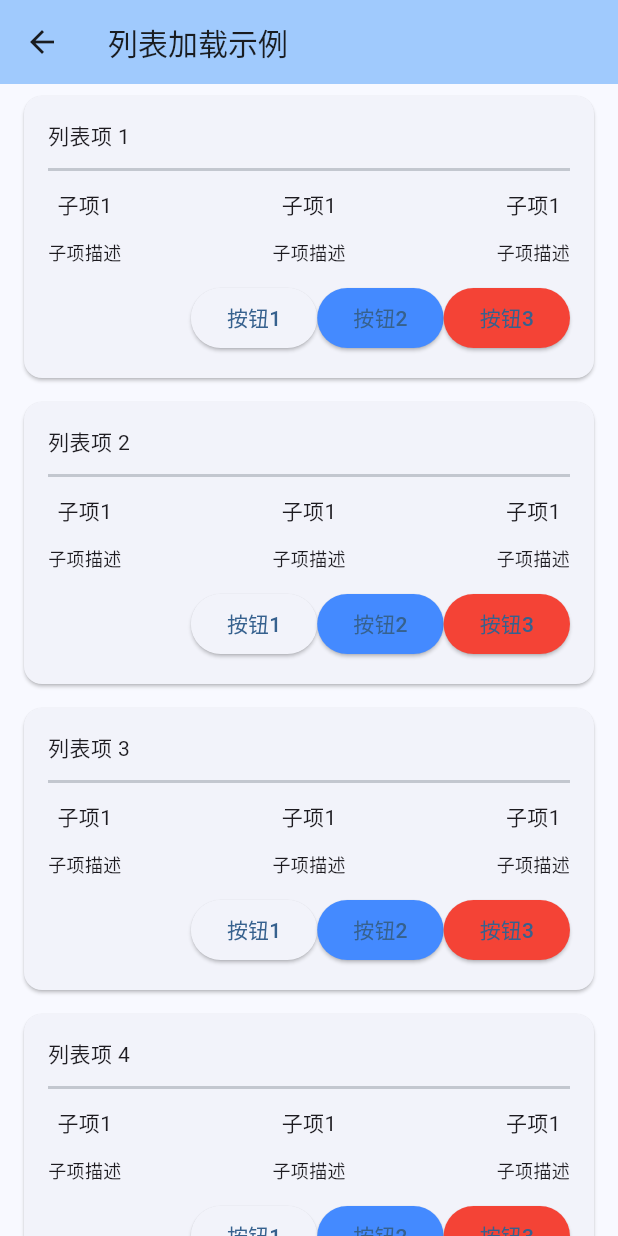
After one commit to JohniFirst/flutter_basic_rep, a Flutter app: the HomePage screen opened directly, after a tap on "列表加载示例", on a phone screen of 412 x 824 dp. The commit adds this screen. Run offline on Flutter 3.47's test engine with Material 3 defaults, Android fonts, the phone set to English and light mode, and no system bars; our stand-ins replace flutter_secure_storage, shared_preferences; accounts and stored records are empty.

Commit message:
列表加载示例页面

```diff
--- a/lib/screens/home_page.dart
+++ b/lib/screens/home_page.dart
@@ -4,6 +4,7 @@ import 'login_screen.dart';
 import 'responsive_design_page.dart';
 import 'shared_element_animation_page.dart';
 import 'form_page.dart';
+import 'list_loading_page.dart';
 import '../app_localizations.dart';
 
 class HomePage extends StatefulWidget {
@@ -91,8 +92,6 @@ class _HomePageState extends State<HomePage> {
 
             // 功能按钮
             Column(
-              children: [
-                Row(
               mainAxisAlignment: MainAxisAlignment.spaceEvenly,
               children: [
                 ElevatedButton.icon(
@@ -106,6 +105,7 @@ class _HomePageState extends State<HomePage> {
                   icon: const Icon(Icons.pageview),
                   label: Text(AppLocalizations.of(context).responsiveDesign),
                 ),
+                const SizedBox(height: 20),
                 ElevatedButton.icon(
                   onPressed: () {
                     Navigator.of(context).push(
@@ -120,21 +120,38 @@ class _HomePageState extends State<HomePage> {
                     AppLocalizations.of(context).sharedElementAnimation,
                   ),
                 ),
-                  ],
+                const SizedBox(height: 20),
+                ElevatedButton.icon(
+                  onPressed: () {
+                    Navigator.of(context).push(
+                      MaterialPageRoute(builder: (context) => const FormPage()),
+                    );
+                  },
+                  icon: const Icon(Icons.assignment),
+                  label: const Text('表单示例'),
+                  style: ElevatedButton.styleFrom(
+                    padding: const EdgeInsets.symmetric(
+                      horizontal: 30,
+                      vertical: 12,
+                    ),
+                  ),
                 ),
                 const SizedBox(height: 20),
                 ElevatedButton.icon(
                   onPressed: () {
                     Navigator.of(context).push(
                       MaterialPageRoute(
-                        builder: (context) => const FormPage(),
+                        builder: (context) => const ListLoadingPage(),
                       ),
                     );
                   },
-                  icon: const Icon(Icons.assignment),
-                  label: const Text('表单示例'),
+                  icon: const Icon(Icons.list),
+                  label: const Text('列表加载示例'),
                   style: ElevatedButton.styleFrom(
-                    padding: const EdgeInsets.symmetric(horizontal: 30, vertical: 12),
+                    padding: const EdgeInsets.symmetric(
+                      horizontal: 30,
+                      vertical: 12,
+                    ),
                   ),
                 ),
               ],
--- /dev/null
+++ b/lib/screens/list_loading_page.dart
@@ -0,0 +1,224 @@
+import 'package:flutter/material.dart';
+
+class ListLoadingPage extends StatefulWidget {
+  const ListLoadingPage({super.key});
+
+  @override
+  State<ListLoadingPage> createState() => _ListLoadingPageState();
+}
+
+class _ListLoadingPageState extends State<ListLoadingPage> {
+  final List<String> _items = [];
+  bool _isLoading = false;
+  bool _hasMore = true;
+  int _currentPage = 0;
+  final int _pageSize = 20;
+  final ScrollController _scrollController = ScrollController();
+  bool _isRefreshing = false;
+
+  @override
+  void initState() {
+    super.initState();
+    _loadInitialData();
+    _scrollController.addListener(_onScroll);
+  }
+
+  @override
+  void dispose() {
+    _scrollController.dispose();
+    super.dispose();
+  }
+
+  Future<void> _loadInitialData() async {
+    setState(() {
+      _isLoading = true;
+    });
+    await _fetchData(0);
+    setState(() {
+      _isLoading = false;
+    });
+  }
+
+  Future<void> _fetchData(int page) async {
+    // 模拟网络请求延迟
+    await Future.delayed(const Duration(seconds: 1));
+
+    // 模拟数据生成
+    final startIndex = page * _pageSize;
+    final List<String> newItems = List.generate(
+      _pageSize,
+      (index) => '列表项 ${startIndex + index + 1}',
+    );
+
+    setState(() {
+      if (page == 0) {
+        _items.clear();
+        _currentPage = 0;
+      }
+      _items.addAll(newItems);
+      _currentPage = page;
+
+      // 模拟只有100条数据
+      if (_items.length >= 100) {
+        _hasMore = false;
+      }
+    });
+  }
+
+  Future<void> _onRefresh() async {
+    setState(() {
+      _isRefreshing = true;
+    });
+    await _fetchData(0);
+    setState(() {
+      _isRefreshing = false;
+    });
+  }
+
+  void _onScroll() {
+    if (_scrollController.position.pixels ==
+            _scrollController.position.maxScrollExtent &&
+        !_isLoading &&
+        _hasMore) {
+      _loadMoreData();
+    }
+  }
+
+  Future<void> _loadMoreData() async {
+    setState(() {
+      _isLoading = true;
+    });
+    await _fetchData(_currentPage + 1);
+    setState(() {
+      _isLoading = false;
+    });
+  }
+
+  @override
+  Widget build(BuildContext context) {
+    return Scaffold(
+      appBar: AppBar(
+        title: const Text('列表加载示例'),
+        backgroundColor: Theme.of(context).colorScheme.inversePrimary,
+      ),
+      body: _isLoading && _items.isEmpty
+          ? const Center(child: CircularProgressIndicator())
+          : RefreshIndicator(
+              onRefresh: _onRefresh,
+              child: ListView.builder(
+                controller: _scrollController,
+                itemCount: _items.length + (_hasMore ? 1 : 0),
+                itemBuilder: (context, index) {
+                  if (index < _items.length) {
+                    return Card(
+                      margin: const EdgeInsets.symmetric(
+                        horizontal: 16,
+                        vertical: 8,
+                      ),
+                      child: Padding(
+                        padding: const EdgeInsets.all(16),
+                        child: Column(
+                          crossAxisAlignment: CrossAxisAlignment.start,
+                          children: [
+                            Text(
+                              _items[index],
+                              style: const TextStyle(fontSize: 14),
+                            ),
+                            const SizedBox(height: 12),
+                            Divider(height: 1, thickness: 2),
+                            const SizedBox(height: 12),
+                            Row(
+                              mainAxisAlignment: MainAxisAlignment.spaceBetween,
+                              children: [
+                                Column(
+                                  children: [
+                                    Text('子项1', style: TextStyle(fontSize: 14)),
+                                    const SizedBox(height: 12),
+                                    Text(
+                                      '子项描述',
+                                      style: TextStyle(fontSize: 12),
+                                    ),
+                                  ],
+                                ),
+                                Column(
+                                  children: [
+                                    Text('子项1', style: TextStyle(fontSize: 14)),
+                                    const SizedBox(height: 12),
+                                    Text(
+                                      '子项描述',
+                                      style: TextStyle(fontSize: 12),
+                                    ),
+                                  ],
+                                ),
+                                Column(
+                                  children: [
+                                    Text('子项1', style: TextStyle(fontSize: 14)),
+                                    const SizedBox(height: 12),
+                                    Text(
+                                      '子项描述',
+                                      style: TextStyle(fontSize: 12),
+                                    ),
+                                  ],
+                                ),
+                              ],
+                            ),
+                            const SizedBox(height: 12),
+                            Row(
+                              mainAxisAlignment: MainAxisAlignment.end,
+                              children: [
+                                ElevatedButton(
+                                  onPressed: () {},
+
+                                  child: Text('按钮1'),
+                                ),
+                                ElevatedButton(
+                                  onPressed: () {},
+                                  style: ButtonStyle(
+                                    backgroundColor: WidgetStateProperty.all(
+                                      Colors.blueAccent,
+                                    ),
+                                  ),
+                                  child: Text('按钮2'),
+                                ),
+                                ElevatedButton(
+                                  onPressed: () {},
+                                  style: ButtonStyle(
+                                    backgroundColor: WidgetStateProperty.all(
+                                      Colors.red,
+                                    ),
+                                  ),
+                                  child: Text('按钮3'),
+                                ),
+                              ],
+                            ),
+                          ],
+                        ),
+                      ),
+                    );
+                  } else {
+                    return _buildLoadingItem();
+                  }
+                },
+              ),
+            ),
+    );
+  }
+
+  Widget _buildLoadingItem() {
+    return Padding(
+      padding: const EdgeInsets.all(16),
+      child: Center(
+        child: _isLoading
+            ? const Column(
+                mainAxisSize: MainAxisSize.min,
+                children: [
+                  CircularProgressIndicator(),
+                  SizedBox(height: 8),
+                  Text('加载更多...'),
+                ],
+              )
+            : const Text('没有更多数据了'),
+      ),
+    );
+  }
+}
```
Lines whose indentation alone changed are shown as unchanged.
